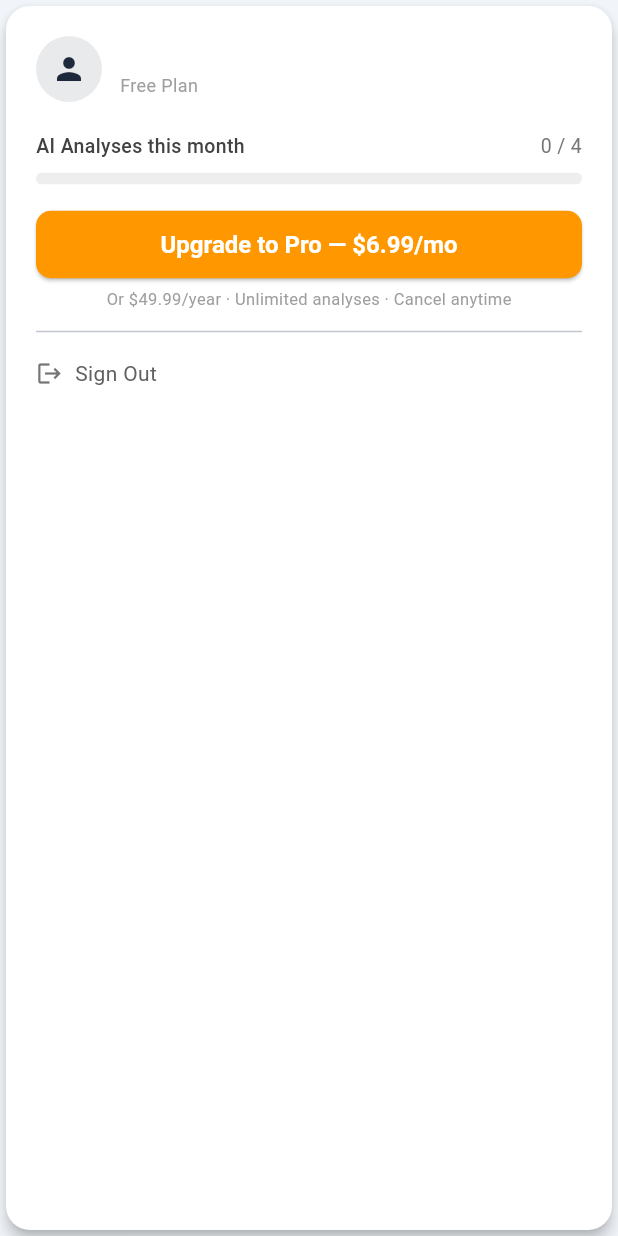
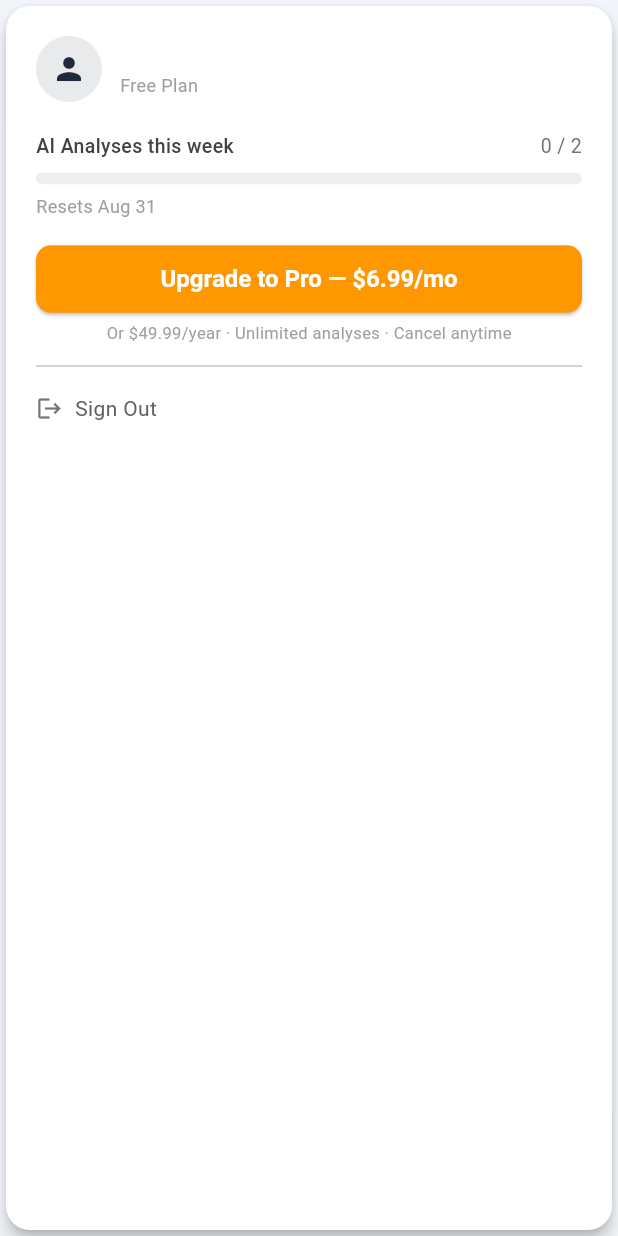
Before and after one commit to Farshad-Darani/ATFA-Mobile-App, a Flutter app: the _AccountSection widget shown alone on an empty page, opened directly with empty values, on a phone screen of 412 x 824 dp. Run offline on Flutter 3.47's test engine with Material 3 defaults, Android fonts, the phone set to English and light mode, and no system bars; our stand-ins replace flutter_blue_plus, permission_handler, shared_preferences, supabase_flutter; accounts and stored records are empty; network calls fail.

Commit message:
Add 7-day Pro trial for new accounts; fix stale monthly usage UI; remove dead auth methods

```diff
--- a/lib/main.dart
+++ b/lib/main.dart
@@ -39,7 +39,6 @@ class ATFAApp extends StatefulWidget {
 
 class _ATFAAppState extends State<ATFAApp> {
   ThemeMode _themeMode = ThemeMode.system;
-
   @override
   void initState() {
     super.initState();
--- a/lib/screens/diagnose_page.dart
+++ b/lib/screens/diagnose_page.dart
@@ -170,6 +170,7 @@ class _DiagnosePageState extends State<DiagnosePage>
   // Credit display (populated from server response).
   int? _creditsRemaining;
   String? _resetsOn;
+  String? _trialEndsOn;
 
   final List<_QAPair> _chatHistory = [];
   final _inputController = TextEditingController();
@@ -583,6 +584,7 @@ class _DiagnosePageState extends State<DiagnosePage>
         _creditsRemaining = insights.creditsRemaining;
         _resetsOn = insights.resetsOn;
       }
+      _trialEndsOn = insights.trialEndsOn;
     });
     _rememberAnalysis(insights);
     _advanceAnalysisPhaseAfterSuccess();
@@ -1413,6 +1415,25 @@ class _DiagnosePageState extends State<DiagnosePage>
 
   // ── Weekly credit indicator shown below the vehicle status card ──────────────
   Widget _buildCreditLabel() {
+    // Trial takes priority over weekly credit display.
+    final trialEnd = _trialEndsOn != null ? DateTime.tryParse(_trialEndsOn!) : null;
+    if (trialEnd != null && trialEnd.isAfter(DateTime.now())) {
+      final daysLeft = trialEnd.difference(DateTime.now()).inHours / 24;
+      final daysLabel = daysLeft < 1 ? 'less than a day' : '${daysLeft.ceil()} days';
+      return Padding(
+        padding: const EdgeInsets.only(top: 4, bottom: 2),
+        child: Text(
+          'Pro trial active · $daysLabel left',
+          textAlign: TextAlign.center,
+          style: const TextStyle(
+            fontSize: 11.5,
+            color: AppTheme.accentOrange,
+            fontWeight: FontWeight.w600,
+          ),
+        ),
+      );
+    }
+
     // Only show for free accounts that have received credit info from the server.
     if (_creditsRemaining == null) return const SizedBox.shrink();
     final remaining = _creditsRemaining!;
--- a/lib/screens/more_page.dart
+++ b/lib/screens/more_page.dart
@@ -186,7 +186,7 @@ class _AccountSection extends StatefulWidget {
 
 class _AccountSectionState extends State<_AccountSection> {
   int _analysesUsed = 0;
-  DateTime? _resetDate;
+  DateTime? _trialEndsAt;
   bool _isPro = false;
   bool _loadingUsage = false;
 
@@ -203,15 +203,15 @@ class _AccountSectionState extends State<_AccountSection> {
     try {
       final row = await SupabaseService.client
           .from('user_plans')
-          .select('is_pro, ai_analyses_used, reset_date')
+          .select('is_pro, ai_analyses_used, trial_ends_at')
           .eq('id', user.id)
           .single();
       if (mounted) {
         setState(() {
           _isPro = row['is_pro'] == true;
           _analysesUsed = (row['ai_analyses_used'] as int?) ?? 0;
-          final raw = row['reset_date'] as String?;
-          if (raw != null) _resetDate = DateTime.tryParse(raw);
+          final raw = row['trial_ends_at'] as String?;
+          _trialEndsAt = raw != null ? DateTime.tryParse(raw) : null;
           _loadingUsage = false;
         });
       }
@@ -220,9 +220,18 @@ class _AccountSectionState extends State<_AccountSection> {
     }
   }
 
+  bool get _trialActive => _trialEndsAt != null && _trialEndsAt!.isAfter(DateTime.now());
+
+  String _trialLabel() {
+    final daysLeft = _trialEndsAt!.difference(DateTime.now()).inHours / 24;
+    return daysLeft < 1 ? 'Trial ends today' : 'Trial ends in ${daysLeft.ceil()} days';
+  }
+
+  /// Next Monday (local time) as a short label, matching the server's weekly reset.
   String _resetLabel() {
-    if (_resetDate == null) return '';
-    final next = _resetDate!.add(const Duration(days: 30));
+    final now = DateTime.now();
+    final daysUntilMonday = (8 - now.weekday) % 7 == 0 ? 7 : (8 - now.weekday) % 7;
+    final next = DateTime(now.year, now.month, now.day).add(Duration(days: daysUntilMonday));
     final months = ['Jan','Feb','Mar','Apr','May','Jun','Jul','Aug','Sep','Oct','Nov','Dec'];
     return 'Resets ${months[next.month - 1]} ${next.day}';
   }
@@ -349,35 +358,66 @@ class _AccountSectionState extends State<_AccountSection> {
               ],
             ),
 
-            if (!_isPro) ...[
+            if (!_isPro && _trialActive) ...[
+              const SizedBox(height: 20),
+              Row(
+                children: [
+                  Icon(Icons.check_circle, color: AppTheme.successGreen, size: 18),
+                  const SizedBox(width: 6),
+                  const Text('Unlimited AI analyses (trial)', style: TextStyle(fontSize: 14)),
+                ],
+              ),
+              const SizedBox(height: 6),
+              Text(_trialLabel(), style: const TextStyle(fontSize: 12, color: AppTheme.accentOrange, fontWeight: FontWeight.w600)),
+              const SizedBox(height: 16),
+              SizedBox(
+                width: double.infinity,
+                child: ElevatedButton(
+                  onPressed: () {/* TODO: open upgrade flow */},
+                  style: ElevatedButton.styleFrom(
+                    backgroundColor: AppTheme.accentOrange,
+                    foregroundColor: Colors.white,
+                    padding: const EdgeInsets.symmetric(vertical: 13),
+                    shape: RoundedRectangleBorder(borderRadius: BorderRadius.circular(10)),
+                  ),
+                  child: const Text('Keep Unlimited — Upgrade to Pro', style: TextStyle(fontWeight: FontWeight.bold)),
+                ),
+              ),
+              const SizedBox(height: 4),
+              Center(
+                child: Text(
+                  '\$6.99/mo or \$49.99/year · Cancel anytime',
+                  style: TextStyle(fontSize: 11, color: Colors.grey[500]),
+                ),
+              ),
+            ] else if (!_isPro) ...[
               const SizedBox(height: 20),
               Row(
                 mainAxisAlignment: MainAxisAlignment.spaceBetween,
                 children: [
-                  const Text('AI Analyses this month', style: TextStyle(fontSize: 13, fontWeight: FontWeight.w500)),
+                  const Text('AI Analyses this week', style: TextStyle(fontSize: 13, fontWeight: FontWeight.w500)),
                   if (_loadingUsage)
                     const SizedBox(width: 14, height: 14, child: CircularProgressIndicator(strokeWidth: 2))
                   else
-                    Text('$_analysesUsed / 4', style: TextStyle(fontSize: 13, color: Colors.grey[600])),
+                    Text('$_analysesUsed / 2', style: TextStyle(fontSize: 13, color: Colors.grey[600])),
                 ],
               ),
               const SizedBox(height: 8),
               ClipRRect(
                 borderRadius: BorderRadius.circular(4),
                 child: LinearProgressIndicator(
-                  value: (_analysesUsed / 4).clamp(0.0, 1.0),
+                  value: (_analysesUsed / 2).clamp(0.0, 1.0),
                   backgroundColor: Colors.grey[200],
                   valueColor: AlwaysStoppedAnimation(
-                    _analysesUsed >= 4 ? AppTheme.accentOrange : AppTheme.primaryBlue,
+                    _analysesUsed >= 2 ? AppTheme.accentOrange : AppTheme.primaryBlue,
                   ),
                   minHeight: 8,
                 ),
               ),
-              if (_resetDate != null)
-                Padding(
-                  padding: const EdgeInsets.only(top: 6),
-                  child: Text(_resetLabel(), style: TextStyle(fontSize: 12, color: Colors.grey[500])),
-                ),
+              Padding(
+                padding: const EdgeInsets.only(top: 6),
+                child: Text(_resetLabel(), style: TextStyle(fontSize: 12, color: Colors.grey[500])),
+              ),
               const SizedBox(height: 16),
               SizedBox(
                 width: double.infinity,
```
Also changed, not shown: lib/services/auth_service.dart (+0 -49 lines).
